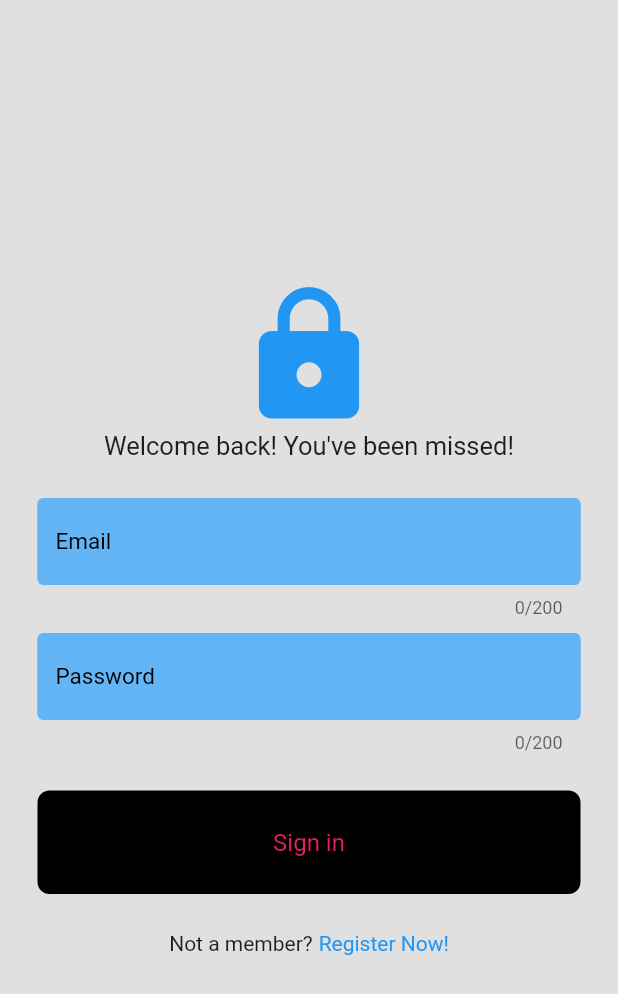
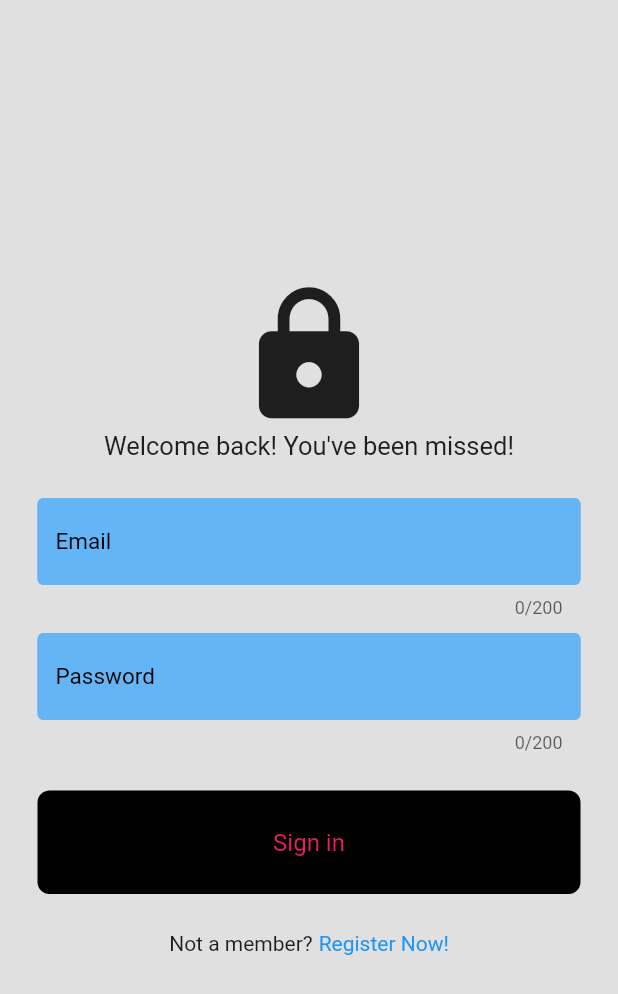
Before and after one commit to Nelse0189/classchat, a Flutter app: the screen it shows after launch, on a phone screen of 412 x 824 dp. Shown: the top 994 px of the screen. Run offline on Flutter 3.47's test engine with Material 3 defaults, Android fonts, the phone set to English and light mode, and no system bars; our stand-ins replace animated_splash_screen, cloud_firestore, firebase_auth, firebase_core, firebase_storage, image_picker and 1 more; missing offline and left inert: dart:ffi; accounts and stored records are empty; Roboto replaces fonts that are missing (sfPro, sfProBold, sfSemiBold).

Commit message:
third commit with fixed firebase pointer, list of registered classes, fixed drawer email bug, fonts, fixed like issue, added custom color themes

```diff
--- a/lib/auth/login_page.dart
+++ b/lib/auth/login_page.dart
@@ -86,7 +86,7 @@ class _LoginPageState extends State<LoginPage> {
                 const Icon(
                   Icons.lock,
                   size: 100,
-                  color: Colors.blue,
+                  color: Colors.black87,
                 ),
                 Text("Welcome back! You've been missed!", style: TextStyle(fontFamily: 'sfPro', fontSize: 17),),
                 const SizedBox(height: 25,),
--- a/lib/auth/register_page.dart
+++ b/lib/auth/register_page.dart
@@ -85,6 +85,7 @@ class _RegisterPageState extends State<RegisterPage> {
                   const Icon(
                     Icons.lock,
                     size: 100,
+                    color: Colors.black87,
                   ),
                   Text("Let's create an Account for you!"),
                   const SizedBox(height: 25,),
--- a/lib/components/wall_post.dart
+++ b/lib/components/wall_post.dart
@@ -106,7 +106,7 @@ class _WallPostState extends State<WallPost> {
   Widget build(BuildContext context) {
     return Container(
       decoration: BoxDecoration(
-        color: Colors.pink.shade100,
+        color: theme2,
         borderRadius: BorderRadius.circular(8),
       ),
       margin: EdgeInsets.only(top: 15, left: 15, right: 15),
@@ -151,12 +151,12 @@ class _WallPostState extends State<WallPost> {
                     const SizedBox(height: 10),
                     DecoratedBox(
                       decoration: BoxDecoration(
-                        color: Colors.pinkAccent,
+                        color: theme,
                         borderRadius: BorderRadius.circular(5),
                       ),
                       child: ConstrainedBox(
                         constraints: BoxConstraints(
-                          maxWidth: MediaQuery.of(context).size.width * 0.5,
+                          maxWidth: MediaQuery.of(context).size.width * 0.58,
                         ),
                         child: Text(
                         widget.message,
```
